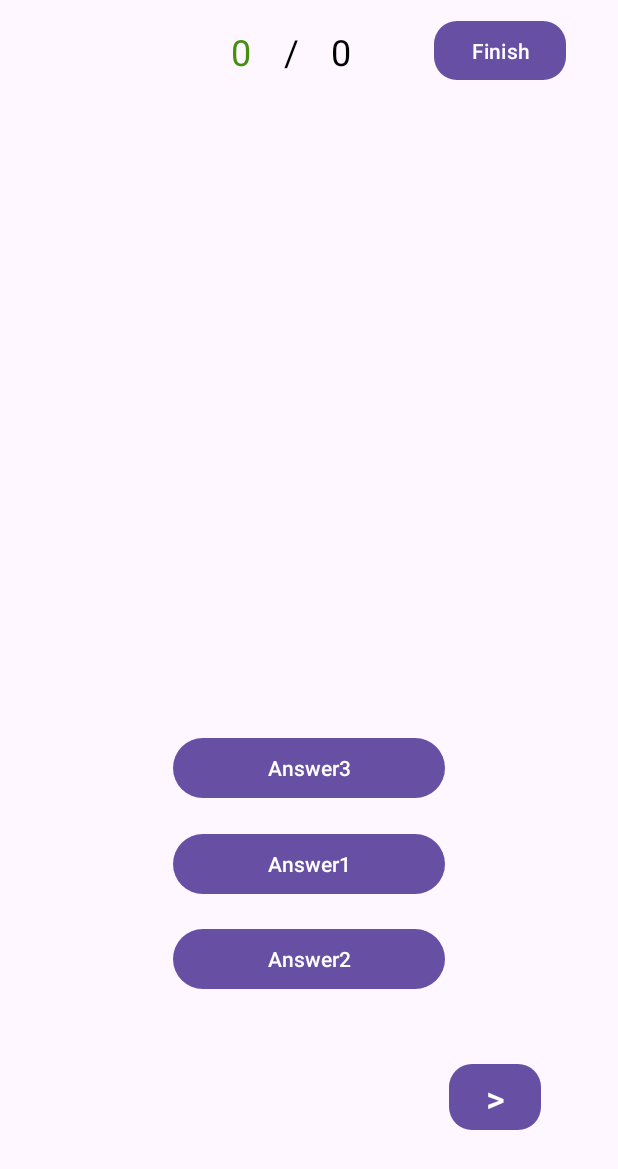
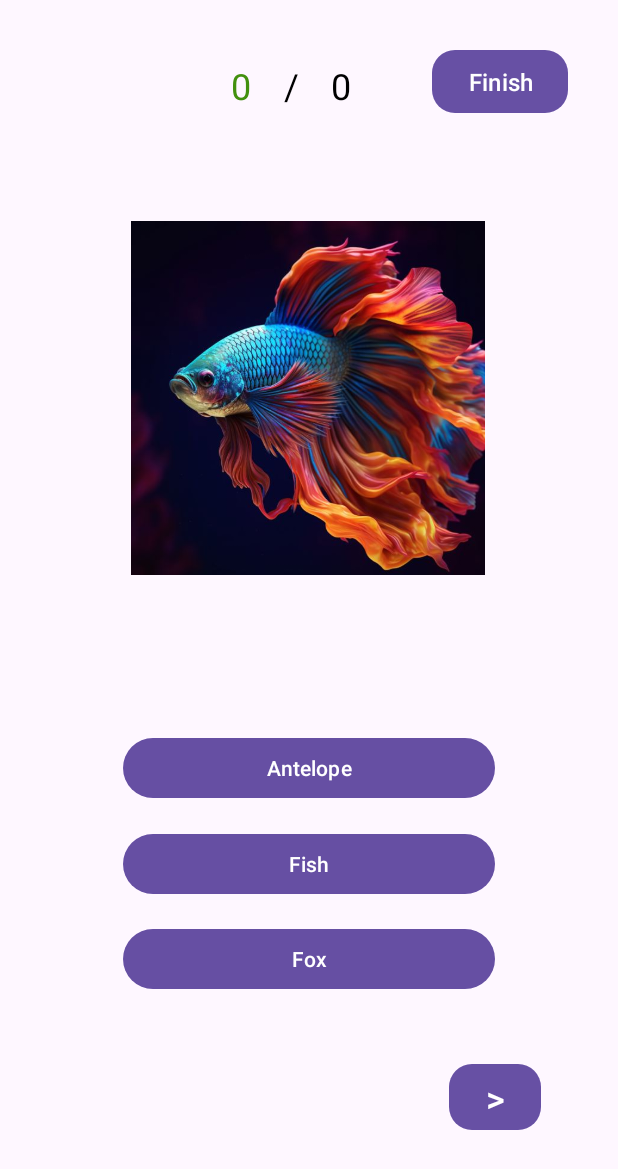
Before and after one commit to JolantaRudus/The_Quiz_App, an Android app: the Quiz screen opened directly, with no data from a screen before it, on a phone screen of 412 x 824 dp. Shown: the top 1169 px of the screen. Run offline under Robolectric (Android 15) with nearby library versions, the light colour scheme and no system bars.

Commit message:
Quiz: 1. Added Random choosing of answers and pictures to the quiz 2. Added check and cross drawable resources files 3. Refactored code from quiz

```diff
--- a/app/src/main/java/com/example/thequizapp/Gallery.java
+++ b/app/src/main/java/com/example/thequizapp/Gallery.java
@@ -30,6 +30,7 @@ public class Gallery extends AppCompatActivity {
     private Button button1;
     private Button button2;
     private Button button3;
+    public static List<ImageItem> imageList = new ArrayList<>();
 
 
     @SuppressLint("MissingInflatedId")
@@ -55,7 +56,6 @@ public class Gallery extends AppCompatActivity {
 
 
         // List of image items objects with their corresponding image resource IDs and titles
-        List<ImageItem> imageList = new ArrayList<>();
         imageList.add(new ImageItem(1, R.drawable.antelope, "Antelope"));
         //imageList.add(new ImageItem(2, R.drawable.cat, "Cat"));
         imageList.add(new ImageItem(3, R.drawable.dog,"Dog"));
--- a/app/src/main/java/com/example/thequizapp/Quiz.java
+++ b/app/src/main/java/com/example/thequizapp/Quiz.java
@@ -1,4 +1,6 @@
 package com.example.thequizapp;
+
+import static com.example.thequizapp.Gallery.imageList;
 
 import android.content.Intent;
 import android.graphics.Color;
@@ -6,6 +8,7 @@ import android.os.Bundle;
 import android.util.Log;
 import android.view.View;
 import android.widget.Button;
+import android.widget.ImageView;
 import android.widget.TextView;
 import android.widget.Toast;
 
@@ -15,78 +18,128 @@ import androidx.core.graphics.Insets;
 import androidx.core.view.ViewCompat;
 import androidx.core.view.WindowInsetsCompat;
 
+import java.util.ArrayList;
+import java.util.Collections;
+import java.util.List;
+
 public class Quiz extends AppCompatActivity {
     private int totalAnswers = 0;
     private int correctAnswers = 0;
-    private Button finishButton, nextButton, answerButton1, answerButton2, answerButton3;
+    private Button answerButton1, answerButton2, answerButton3;
     private TextView allAnswersTextView, correctAnswersTextView;
+    private ImageView image;
+    private ImageView[] checkIcons, crossIcons;
+    private ImageItem correctAnswer;
 
     @Override
     protected void onCreate(Bundle savedInstanceState) {
         super.onCreate(savedInstanceState);
         EdgeToEdge.enable(this);
         setContentView(R.layout.activity_quiz);
-        ViewCompat.setOnApplyWindowInsetsListener(findViewById(R.id.main), (v, insets) -> {
-            Insets systemBars = insets.getInsets(WindowInsetsCompat.Type.systemBars());
-            v.setPadding(systemBars.left, systemBars.top, systemBars.right, systemBars.bottom);
-            return insets;
-        });
-
-        finishButton = findViewById(R.id.quiz_finish);
-        nextButton = findViewById(R.id.quiz_next);
+//        ViewCompat.setOnApplyWindowInsetsListener(findViewById(R.id.main), (v, insets) -> {
+//            Insets systemBars = insets.getInsets(WindowInsetsCompat.Type.systemBars());
+//            v.setPadding(systemBars.left, systemBars.top, systemBars.right, systemBars.bottom);
+//            return insets;
+//        });
+        setupUI();
+        setupListeners();
+        setupNewQuestion();
+    }
+    private void setupUI() {
         answerButton1 = findViewById(R.id.quiz_button_answer1);
         answerButton2 = findViewById(R.id.quiz_button_answer2);
         answerButton3 = findViewById(R.id.quiz_button_answer3);
 
+        image = findViewById(R.id.quiz_picture);
+        checkIcons = new ImageView[]{
+                findViewById(R.id.quiz_check1),
+                findViewById(R.id.quiz_check2),
+                findViewById(R.id.quiz_check3)
+        };
+        crossIcons = new ImageView[]{
+                findViewById(R.id.quiz_cross1),
+                findViewById(R.id.quiz_cross2),
+                findViewById(R.id.quiz_cross3)
+        };
+
         allAnswersTextView = findViewById(R.id.quiz_all_answers);
         correctAnswersTextView = findViewById(R.id.quiz_correct_answers);
+    }
+    private void setupListeners() {
+        findViewById(R.id.quiz_finish).setOnClickListener(v -> finishQuiz());
+        findViewById(R.id.quiz_next).setOnClickListener(v -> setupNewQuestion());
+    }
+    private void finishQuiz() {
+        Log.d("Quiz", "Finish button clicked");
+        Toast.makeText(Quiz.this, "Finished with score " + correctAnswers + "/" + totalAnswers + "!", Toast.LENGTH_SHORT).show();
+        Intent intent = new Intent(Quiz.this, Gallery.class);
+        startActivity(intent);
+    }
+    private void setupNewQuestion() {
+        if (imageList == null || imageList.size() < 3) {
+            Toast.makeText(this, "Not enough images for the quiz!", Toast.LENGTH_SHORT).show();
+            return;
+        }
+        resetQuizAnswerButtonsUI();
+        List<ImageItem> selectedAnimals = getRandomQuizAnimals(imageList);
+        correctAnswer = selectedAnimals.get(0);
+        image.setImageResource(correctAnswer.getImageResId());
 
-        finishButton.setOnClickListener(v -> {
-            Log.d("Quiz", "Finish button clicked");
-            Toast.makeText(Quiz.this, "Finished with score" + correctAnswers + "/" + totalAnswers + "!", Toast.LENGTH_SHORT).show();
-            Intent intent = new Intent(Quiz.this, Gallery.class);
-            startActivity(intent);
-        });
+        Collections.shuffle(selectedAnimals);
+        answerButton1.setText(selectedAnimals.get(0).getTitle());
+        answerButton2.setText(selectedAnimals.get(1).getTitle());
+        answerButton3.setText(selectedAnimals.get(2).getTitle());
+    }
+    private void resetQuizAnswerButtonsUI() {
+        int defaultColor = getResources().getColor(R.color.purple_500, getTheme());
+        Button[] buttons = {answerButton1, answerButton2, answerButton3};
+        for (Button button : buttons) {
+            button.setBackgroundColor(defaultColor);
+            button.setEnabled(true);
+        }
 
-        nextButton.setOnClickListener(v -> {
-            //TODO: add changing picture and answers
-            //TODO: add other answers emoticons
-            //resetting quiz
-            int purple = getResources().getColor(R.color.purple_500, getTheme());
-
-            answerButton1.setBackgroundColor(purple);
-            answerButton2.setBackgroundColor(purple);
-            answerButton3.setBackgroundColor(purple);
-
-            answerButton1.setEnabled(true);
-            answerButton2.setEnabled(true);
-            answerButton3.setEnabled(true);
-        });
+        for (ImageView icon : checkIcons) icon.setVisibility(View.INVISIBLE);
+        for (ImageView icon : crossIcons) icon.setVisibility(View.INVISIBLE);
     }
-
-    private boolean isCorrectAnswer(String answer) {
-        String realCorrectAnswer = "Answer1";
-        //TODO: need to change it to get correct answer from picture - name pair
-        return realCorrectAnswer.equals(answer);
+    private List<ImageItem> getRandomQuizAnimals(List<ImageItem> imageNameList) {
+        List<ImageItem> animals = new ArrayList<>(imageNameList);
+        Collections.shuffle(animals);
+        return animals.subList(0, 3);
     }
 
     public void answerClick(View v) {
         Button clickedButton = (Button) v;
-        String answer = clickedButton.getText().toString();
+        String correctTitle = correctAnswer.getTitle();
+        Button[] buttons = {answerButton1, answerButton2, answerButton3};
+
         totalAnswers++;
         allAnswersTextView.setText(String.valueOf(totalAnswers));
 
-        if (isCorrectAnswer(answer)) {
-            clickedButton.setBackgroundColor(Color.GREEN);
+        boolean isCorrect = clickedButton.getText().equals(correctTitle);
+        clickedButton.setBackgroundColor(isCorrect ? Color.GREEN : Color.RED);
+
+        if (isCorrect) {
             correctAnswers++;
             correctAnswersTextView.setText(String.valueOf(correctAnswers));
-
         } else {
-            clickedButton.setBackgroundColor(Color.RED);
+            for (int i = 0; i < buttons.length; i++) {
+                if (buttons[i].getText().toString().equals(correctTitle)) {
+                    checkIcons[i].setVisibility(View.VISIBLE);
+                    buttons[i].setEnabled(false);
+                } else {
+                    crossIcons[i].setVisibility(View.VISIBLE);
+                    buttons[i].setEnabled(false);
+                }
+            }
         }
 
-        answerButton1.setEnabled(false);
-        answerButton2.setEnabled(false);
-        answerButton3.setEnabled(false);
+
+        int disabledGray = getResources().getColor(R.color.gray, getTheme());
+        for (Button button : buttons) {
+            button.setEnabled(false);
+            if (button != clickedButton) {
+                button.setBackgroundColor(disabledGray);
+            }
+        }
     }
 }
--- /dev/null
+++ b/app/src/main/res/drawable/ic_check.xml
@@ -0,0 +1,5 @@
+<vector xmlns:android="http://schemas.android.com/apk/res/android" android:height="24dp" android:tint="#81CD29" android:viewportHeight="24" android:viewportWidth="24" android:width="24dp">
+
+    <path android:fillColor="@android:color/white" android:pathData="M9,16.17L4.83,12l-1.42,1.41L9,19 21,7l-1.41,-1.41z"/>
+
+</vector>
--- /dev/null
+++ b/app/src/main/res/drawable/ic_cross.xml
@@ -0,0 +1,5 @@
+<vector xmlns:android="http://schemas.android.com/apk/res/android" android:height="24dp" android:tint="#CE3211" android:viewportHeight="24" android:viewportWidth="24" android:width="24dp">
+
+    <path android:fillColor="@android:color/white" android:pathData="M19,6.41L17.59,5 12,10.59 6.41,5 5,6.41 10.59,12 5,17.59 6.41,19 12,13.41 17.59,19 19,17.59 13.41,12z"/>
+
+</vector>
--- a/app/src/main/res/layout/activity_quiz.xml
+++ b/app/src/main/res/layout/activity_quiz.xml
@@ -9,7 +9,7 @@
 
     <Button
         android:id="@+id/quiz_button_answer1"
-        android:layout_width="181dp"
+        android:layout_width="248dp"
         android:layout_height="48dp"
         android:onClick="answerClick"
         android:text="Answer1"
@@ -21,7 +21,7 @@
 
     <Button
         android:id="@+id/quiz_button_answer2"
-        android:layout_width="181dp"
+        android:layout_width="248dp"
         android:layout_height="48dp"
         android:onClick="answerClick"
         android:text="Answer2"
@@ -33,7 +33,7 @@
 
     <Button
         android:id="@+id/quiz_button_answer3"
-        android:layout_width="181dp"
+        android:layout_width="248dp"
         android:layout_height="48dp"
         android:onClick="answerClick"
         android:text="Answer3"
@@ -73,15 +73,46 @@
     <Button
         android:id="@+id/quiz_finish"
         android:layout_width="wrap_content"
-        android:layout_height="47dp"
+        android:layout_height="50dp"
         android:text="Finish"
+        android:textSize="16sp"
         app:cornerRadius="15dp"
         app:layout_constraintBottom_toBottomOf="parent"
         app:layout_constraintEnd_toEndOf="parent"
-        app:layout_constraintHorizontal_bias="0.894"
+        app:layout_constraintHorizontal_bias="0.896"
         app:layout_constraintStart_toStartOf="parent"
         app:layout_constraintTop_toTopOf="parent"
-        app:layout_constraintVertical_bias="0.013" />
+        app:layout_constraintVertical_bias="0.038" />
+
+    <TextView
+        android:id="@+id/quiz_all_answers"
+        android:layout_width="47dp"
+        android:layout_height="47dp"
+        android:text="0"
+        android:textAlignment="center"
+        android:textColor="@color/black"
+        android:textSize="24sp"
+        app:layout_constraintBottom_toBottomOf="parent"
+        app:layout_constraintEnd_toEndOf="parent"
+        app:layout_constraintHorizontal_bias="0.56"
+        app:layout_constraintStart_toStartOf="parent"
+        app:layout_constraintTop_toTopOf="parent"
+        app:layout_constraintVertical_bias="0.052" />
+
+    <TextView
+        android:id="@+id/quiz_score_slash"
+        android:layout_width="20dp"
+        android:layout_height="47dp"
+        android:text="/"
+        android:textAlignment="center"
+        android:textColor="@color/black"
+        android:textSize="24sp"
+        app:layout_constraintBottom_toBottomOf="parent"
+        app:layout_constraintEnd_toEndOf="parent"
+        app:layout_constraintHorizontal_bias="0.47"
+        app:layout_constraintStart_toStartOf="parent"
+        app:layout_constraintTop_toTopOf="parent"
+        app:layout_constraintVertical_bias="0.052" />
 
     <TextView
         android:id="@+id/quiz_correct_answers"
@@ -96,36 +127,84 @@
         app:layout_constraintHorizontal_bias="0.376"
         app:layout_constraintStart_toStartOf="parent"
         app:layout_constraintTop_toTopOf="parent"
-        app:layout_constraintVertical_bias="0.023" />
+        app:layout_constraintVertical_bias="0.052" />
 
-    <TextView
-        android:id="@+id/quiz_all_answers"
-        android:layout_width="47dp"
-        android:layout_height="47dp"
-        android:text="0"
-        android:textAlignment="center"
-        android:textColor="@color/black"
-        android:textSize="24sp"
+    <ImageView
+        android:id="@+id/quiz_check3"
+        android:layout_width="wrap_content"
+        android:layout_height="wrap_content"
+        android:visibility="invisible"
         app:layout_constraintBottom_toBottomOf="parent"
         app:layout_constraintEnd_toEndOf="parent"
-        app:layout_constraintHorizontal_bias="0.56"
+        app:layout_constraintHorizontal_bias="0.739"
         app:layout_constraintStart_toStartOf="parent"
         app:layout_constraintTop_toTopOf="parent"
-        app:layout_constraintVertical_bias="0.023" />
+        app:layout_constraintVertical_bias="0.623"
+        app:srcCompat="@drawable/ic_check" />
 
-    <TextView
-        android:id="@+id/quiz_score_slash"
-        android:layout_width="20dp"
-        android:layout_height="47dp"
-        android:text="/"
-        android:textAlignment="center"
-        android:textColor="@color/black"
-        android:textSize="24sp"
+    <ImageView
+        android:id="@+id/quiz_check1"
+        android:layout_width="wrap_content"
+        android:layout_height="wrap_content"
+        android:visibility="invisible"
         app:layout_constraintBottom_toBottomOf="parent"
         app:layout_constraintEnd_toEndOf="parent"
-        app:layout_constraintHorizontal_bias="0.47"
+        app:layout_constraintHorizontal_bias="0.739"
         app:layout_constraintStart_toStartOf="parent"
         app:layout_constraintTop_toTopOf="parent"
-        app:layout_constraintVertical_bias="0.023" />
+        app:layout_constraintVertical_bias="0.702"
+        app:srcCompat="@drawable/ic_check" />
+
+    <ImageView
+        android:id="@+id/quiz_check2"
+        android:layout_width="wrap_content"
+        android:layout_height="wrap_content"
+        android:visibility="invisible"
+        app:layout_constraintBottom_toBottomOf="parent"
+        app:layout_constraintEnd_toEndOf="parent"
+        app:layout_constraintHorizontal_bias="0.739"
+        app:layout_constraintStart_toStartOf="parent"
+        app:layout_constraintTop_toTopOf="parent"
+        app:layout_constraintVertical_bias="0.782"
+        app:srcCompat="@drawable/ic_check" />
+
+    <ImageView
+        android:id="@+id/quiz_cross3"
+        android:layout_width="wrap_content"
+        android:layout_height="wrap_content"
+        android:visibility="invisible"
+        app:layout_constraintBottom_toBottomOf="parent"
+        app:layout_constraintEnd_toEndOf="parent"
+        app:layout_constraintHorizontal_bias="0.739"
+        app:layout_constraintStart_toStartOf="parent"
+        app:layout_constraintTop_toTopOf="parent"
+        app:layout_constraintVertical_bias="0.623"
+        app:srcCompat="@drawable/ic_cross" />
+
+    <ImageView
+        android:id="@+id/quiz_cross1"
+        android:layout_width="wrap_content"
+        android:layout_height="wrap_content"
+        android:visibility="invisible"
+        app:layout_constraintBottom_toBottomOf="parent"
+        app:layout_constraintEnd_toEndOf="parent"
+        app:layout_constraintHorizontal_bias="0.739"
+        app:layout_constraintStart_toStartOf="parent"
+        app:layout_constraintTop_toTopOf="parent"
+        app:layout_constraintVertical_bias="0.702"
+        app:srcCompat="@drawable/ic_cross" />
+
+    <ImageView
+        android:id="@+id/quiz_cross2"
+        android:layout_width="wrap_content"
+        android:layout_height="wrap_content"
+        android:visibility="invisible"
+        app:layout_constraintBottom_toBottomOf="parent"
+        app:layout_constraintEnd_toEndOf="parent"
+        app:layout_constraintHorizontal_bias="0.739"
+        app:layout_constraintStart_toStartOf="parent"
+        app:layout_constraintTop_toTopOf="parent"
+        app:layout_constraintVertical_bias="0.782"
+        app:srcCompat="@drawable/ic_cross" />
 
 </androidx.constraintlayout.widget.ConstraintLayout>
--- a/app/src/main/res/values/colors.xml
+++ b/app/src/main/res/values/colors.xml
@@ -3,4 +3,5 @@
     <color name="black">#FF000000</color>
     <color name="white">#FFFFFFFF</color>
     <color name="purple_500">#664FA3</color>
+    <color name="gray">#e3dce4</color>
 </resources>
```
